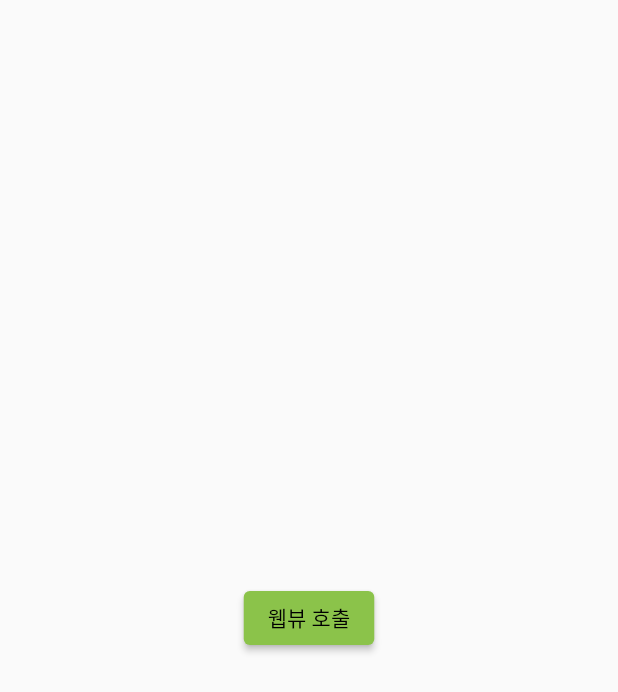
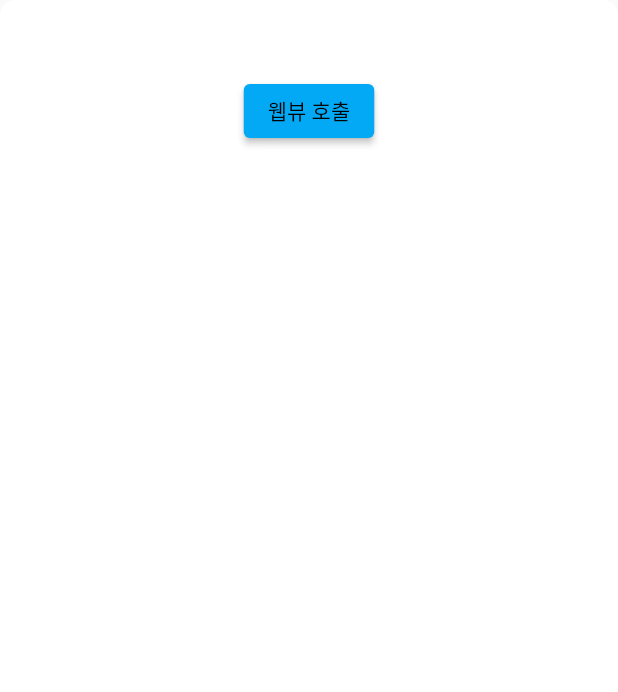
Before and after one commit to rudgus327/fcm_test02, a Flutter app: the MainPage screen opened directly, on a phone screen of 412 x 824 dp. Shown: the top 692 px of the screen. Run offline on Flutter 3.47's test engine with Material 2 defaults, Android fonts, the phone set to English and light mode, and no system bars; our stand-ins replace firebase_core, firebase_messaging, flutter_local_notifications, sqflite, webview_flutter; accounts and stored records are empty.

```diff
--- a/lib/body/ReceiveAgreement.dart
+++ b/lib/body/ReceiveAgreement.dart
@@ -44,7 +44,7 @@ class ReceiveAgreement extends StatelessWidget {
                         var userdata = User(userId: id,createDate: strToday,fcmToken: fcmToken);
 
                         DBService dbService = DBService();
-                        dbService.saveUser(userdata);
+                        dbService.sendServer(userdata,'/restFlutter/save');
 
                       }
                       ,child: Text("알림 메세지 수신 동의"),),
--- a/lib/body/sendMessagePage.dart
+++ b/lib/body/sendMessagePage.dart
@@ -1,30 +1,119 @@
 import 'package:fcm_test02/body/webview/sendMessageWebView.dart';
 import 'package:flutter/material.dart';
 
+import '../db/db_servier.dart';
+import '../db/message_model.dart';
+import '../header/NavigatorUtil.dart';
+import '../util/textFieldUtil.dart';
+
 class MainPage extends StatefulWidget {
   const MainPage({super.key});
+
 
   @override
   State<MainPage> createState() => _MainPageState();
 }
 
 class _MainPageState extends State<MainPage> {
+
+  final _formKey = GlobalKey<FormState>();
+
+  late String title ="";
+  late String body ="";
+
   @override
   Widget build(BuildContext context) {
+
     return Scaffold(
-      body: SafeArea(
-        child: Center(
-          child: ElevatedButton(
-            onPressed: (){
-              Navigator.of(context).push(
-                MaterialPageRoute(builder: (context) => const WebViewPage())
-              );
-            },
-            child: const Text('웹뷰 호출'),
-          ),
+      body:Container(
+        width: MediaQuery.of(context).size.width ,
+        decoration: BoxDecoration(
+        borderRadius: BorderRadius.circular(10),
+        color: Colors.white,
         ),
+        child:Column(
+          children: [
+            // Form(
+            //     key: _formKey,
+            //     child: Padding(
+            //       padding: const EdgeInsets.all(8.0),
+            //       child: Column(
+            //         children: [
+            //
+            //           TextFieldUtil().renderTextFormField(
+            //               label: '제목',
+            //               onSaved: (val){
+            //                 setState(() {
+            //                   this.title = val;
+            //                 });},
+            //               validator: (val){
+            //                 if(val.isEmpty){
+            //                   return '제목 필수사항입니다.';
+            //                 }else{
+            //                   return null;
+            //                 }
+            //               },
+            //               originVal: ""
+            //           ),//renderTextFormField
+            //           TextFieldUtil().renderTextFormField(
+            //               label: '내용',
+            //               onSaved: (val){
+            //                 setState(() {
+            //                   this.body = val;
+            //                 });
+            //               },
+            //               validator: (val){
+            //                 if(val.isEmpty){
+            //                   return '내용은 필수사항입니다.';
+            //                 }
+            //               },
+            //               originVal: ""
+            //
+            //           ),//renderTextFormField
+            //           SizedBox(height: 30.0,),
+            //           Row(children: [
+            //             const SizedBox(width: 100,),
+            //             ElevatedButton(
+            //               onPressed: (){
+            //                 sendMessage();
+            //               },
+            //               child: const Row(children: [
+            //                 Icon(Icons.send),
+            //                 SizedBox(width: 10),
+            //                 Text("푸시 알림 전송")
+            //               ],),
+            //             ),
+            //
+            //
+            //           ],)
+            //
+            //
+            //           // renderButton(item,type),
+            //         ],
+            //       ),
+            //     )
+            // ),
+            const SizedBox(width: 100,height: 50,),
+            ElevatedButton(
+              style: ButtonStyle(backgroundColor: MaterialStateProperty.all(Colors.lightBlue),),
+              onPressed: (){
+                Navigator.of(context).push(
+                    MaterialPageRoute(builder: (context) => GotoPage(targetClass: const WebViewPage()))
+                );
+              },
+              child: const Text('웹뷰 호출'),
+            ),
+          ],
+        )
       ),
+
 
     );
   }
+
+  sendMessage() {
+    DBService dbService = DBService();
+    var sendData =FCMessage(title: this.title,body: this.body);
+    dbService.sendServer(sendData,'/restFlutter/sendMsg');
+  }
 }
--- a/lib/db/db_servier.dart
+++ b/lib/db/db_servier.dart
@@ -4,18 +4,18 @@ import 'package:http/http.dart' as http;
 
 class DBService{
 
-  Future<void> saveUser(User user) async{
+  Future<void> sendServer(dynamic data,String url) async{
     var client = http.Client();
     try{
 
       final response = await client.post(
-        Uri.parse('http://172.30.1.98:9999/restFlutter/save')
+        Uri.parse('http://172.30.1.98:9999$url')
         ,headers: <String, String>{
           'Content-Type': 'application/json; charset=UTF-8',
           "Access-Control-Allow-Origin": "*",
           "Access-Control-Allow-Methods": "POST, GET, OPTIONS, PUT, DELETE, HEAD",
         },
-        body: jsonEncode(user.toJson()),
+        body: jsonEncode(data.toJson()),
       ).timeout(const Duration(seconds: 30),onTimeout: (){
           return http.Response('Error',408);
           // Request Timeout response status code
--- a/lib/db/message_model.dart
+++ b/lib/db/message_model.dart
@@ -4,4 +4,9 @@ class FCMessage{
   final String body;
   FCMessage({this.messageId, required this.title, required this.body});
 
+  Map<String,dynamic> toJson()=>{
+    'messageId':messageId,
+    'title':title,
+    'body':body
+  };
 }
--- a/lib/header/Headers.dart
+++ b/lib/header/Headers.dart
@@ -24,7 +24,7 @@ class MainCommon extends StatelessWidget {
       ,{'icons':const Icon(Icons.home),'title':'Home','targetClass':const MyHomePage()}
       ,{'icons':const Icon(Icons.check_circle_outline),'title':'수신 동의','targetClass':const ReceiveAgreement()}
       ,{'icons':const Icon(Icons.mark_as_unread_sharp),'title':'Message List','targetClass':const MessagePage()}
-      ,{'icons':const Icon(Icons.send),'title':'Send Message','targetClass':const MainPage()}
+      ,{'icons':const Icon(Icons.send),'title':'Web View','targetClass':const MainPage()}
       ,{'icons':const Icon(Icons.web),'title':'Web View to Naver','targetClass':const WebviewNaverPage()}
       ,{'icons':const Icon(Icons.developer_board),'title':'게시판','targetClass':const CRUDDashboard()}
 
```
Also changed, not shown: lib/body/dashboard.dart (+6 -5 lines), lib/db/dashboard_db.dart (+9 -0 lines).
